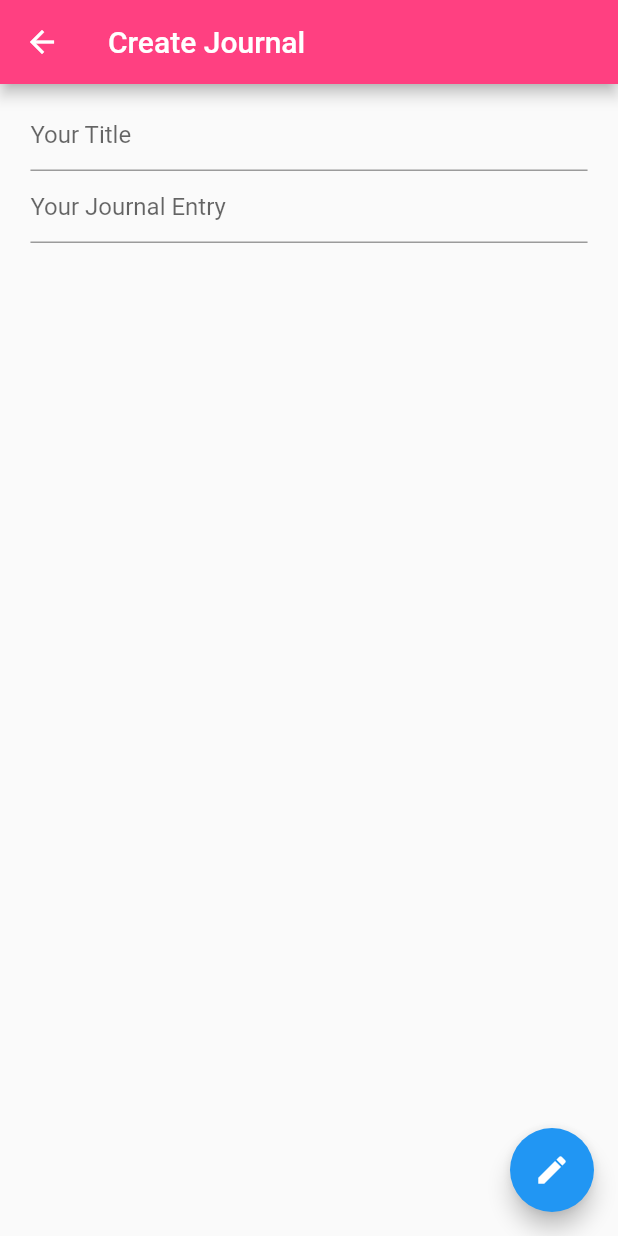
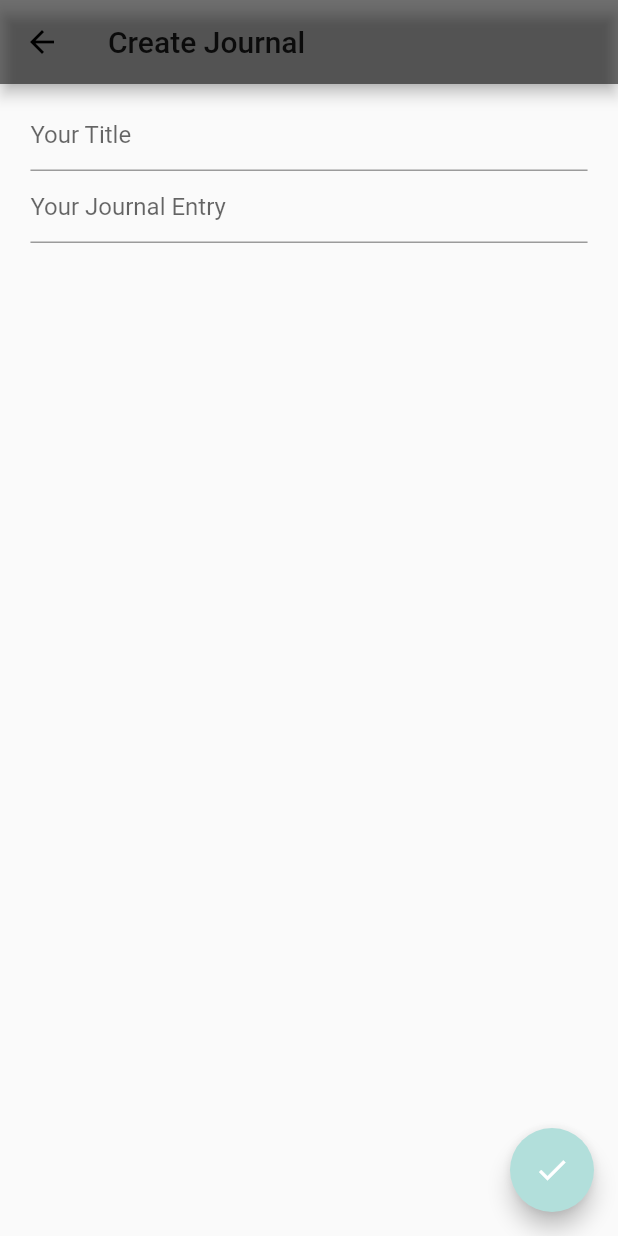
Before and after one commit to Doshy-Org/flutter-StressCalendar, a Flutter app: the screen it shows after launch, after a tap on the "edit" icon, on a phone screen of 412 x 824 dp. Run offline on Flutter 3.47's test engine with Material 2 defaults, Android fonts, the phone set to English and light mode, and no system bars; missing offline and left inert: date_utils.

Commit message:
Fixed journal stuff
Co-authored-by: Emily Li <cookedmilk@gmail.com>
Co-authored-by: Albert Sun <albertsun0@gmail.com>

```diff
--- a/calendar/lib/addJournalEntry.dart
+++ b/calendar/lib/addJournalEntry.dart
@@ -13,8 +13,8 @@ class _addJournalEntryState extends State<addJournalEntry>
 {
   final Map<String, String> journalEntryForm =
   {
-    'journal_title': "ree",
-    'journal_entry': "owo",
+    'journal_title': "",
+    'journal_entry': "",
   };
 
   final GlobalKey<FormState> _addJournalGlobalKey = GlobalKey<FormState>();
@@ -105,7 +105,7 @@ Widget build(BuildContext ctxt)
     (
       appBar: AppBar(
         title: Text('Create Journal'),
-        backgroundColor: Colors.pinkAccent,
+        backgroundColor: Colors.black54,
         actions: <Widget>[
         ],
       ),
@@ -114,10 +114,21 @@ Widget build(BuildContext ctxt)
       floatingActionButton: FloatingActionButton(
           elevation: 6.0,
           onPressed: () {
-            journals.add(journalEntryForm);
+            if(_addJournalGlobalKey.currentState.validate())
+            {
+              _addJournalGlobalKey.currentState.save();
+              journals.add(journalEntryForm);
+              Navigator.of(context).push(MaterialPageRoute(builder: (BuildContext context) {
+                return journalPage();
+              })).then((_) {
+
+              });
+            }
           },
-          child: Icon(Icons.edit),
+          child: Icon(Icons.check),
           backgroundColor: Theme.of(context).primaryColor,
+
+
         ),
     );
   }
--- a/calendar/lib/journalPage.dart
+++ b/calendar/lib/journalPage.dart
@@ -5,15 +5,7 @@ class journalPage extends StatefulWidget{
   _journalPageState createState() => _journalPageState();
 
 }
-List<Map<String, String>> journals = [
-    {'head': 'Bounced Date', 'date': '14-Feb-019'},
-    {'head': 'Flutter Study jam', 'date': '17-March-019'},
-    {'head': 'Movie previews', 'date': '21-May-018'},
-    {'head': 'Amazing assessment results', 'date': '16-Feb-019'},
-    {'head': 'Travel and adventure', 'date': '30-Dec-018'},
-    {'head': 'Meeting new catch', 'date': '01-Aug-017'},
-    {'head': 'Crazy shoping', 'date': '14-Feb-016'}
-  ];
+List<Map<String, String>> journals = new List<Map<String,String>>();
 class _journalPageState extends State<journalPage>
 {
 
@@ -28,7 +20,7 @@ class _journalPageState extends State<journalPage>
         appBar: AppBar
         (
           title: Text('Journal'),
-          backgroundColor: Colors.pinkAccent,
+          backgroundColor: Colors.black54,
         ),
         body: ListView.builder
         (
@@ -36,7 +28,7 @@ class _journalPageState extends State<journalPage>
           {
               return Dismissible
               (
-                key: Key(journals[journalPosition]['head']),
+                key: Key(journals[journalPosition]['journal_title']),
                 background: Container
                 (
                   color: Colors.red,
@@ -51,11 +43,11 @@ class _journalPageState extends State<journalPage>
                 children: <Widget>[
                   ListTile(
                     leading: CircleAvatar(
-                      child: Text(journals[journalPosition]['head'][0], style: TextStyle(color: Colors.deepOrange, fontSize: 18.0),),
+                      child: Text(journals[journalPosition]['journal_title'][0], style: TextStyle(color: Colors.black38, fontSize: 18.0),),
                       backgroundColor: Theme.of(context).primaryColor,
                     ),
-                    title: Text(journals[journalPosition]['head'], style: TextStyle(fontFamily: 'Oswald',fontSize: 17.0),),
-                    subtitle: Text(journals[journalPosition]['date']),
+                    title: Text(journals[journalPosition]['journal_title'], style: TextStyle(fontFamily: 'Oswald',fontSize: 17.0),),
+                    subtitle: Text(journals[journalPosition]['journal_entry']),
                     ),
                     Divider()
   ],
--- a/calendar/lib/main.dart
+++ b/calendar/lib/main.dart
@@ -1,5 +1,6 @@
 import 'package:flutter/material.dart';
 import 'package:calendar/drawer.dart';
+import 'package:flutter/services.dart';
 void main() => runApp(MyApp());
 
 class MyApp extends StatelessWidget{
@@ -7,10 +8,19 @@ class MyApp extends StatelessWidget{
   @override
 
   Widget build(BuildContext context) {
+    SystemChrome.setSystemUIOverlayStyle(SystemUiOverlayStyle(
+      systemNavigationBarColor: Color.fromRGBO(250, 250, 250, 1), // navigation bar color
+      //statusBarColor: Color.fromRGBO(250, 250, 250, 1), // status bar color
+      //statusBarIconBrightness: Brightness.dark,
+      systemNavigationBarIconBrightness: Brightness.dark,
+    ));
+
     return new MaterialApp(
       title:'Calendar',
       theme: ThemeData(
         //brightness: Brightness.dark,
+
+        primaryColor: Colors.teal[100],
       ),
       home: MyHomePage(),//CalHome(),
     );
--- a/calendar/lib/mainpage.dart
+++ b/calendar/lib/mainpage.dart
@@ -55,7 +55,7 @@ class _home extends State<Home>{
                       textAlign: TextAlign.center,
                       style: TextStyle(fontSize: 25),
                     ),
-                    Text("You have 5 tasks today",
+                    Text("You have 5 tasks",
                       textAlign: TextAlign.center,
                       style: TextStyle(fontSize: 20,color: Colors.grey),
                     ),
```
